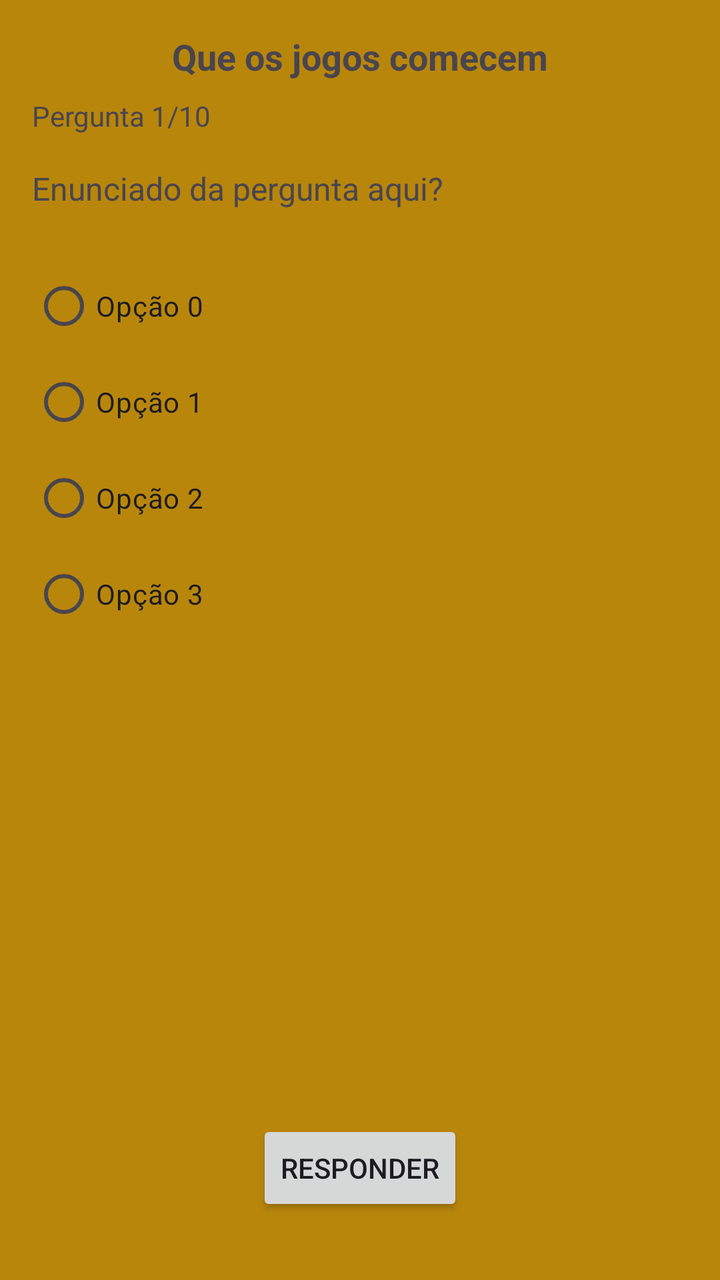
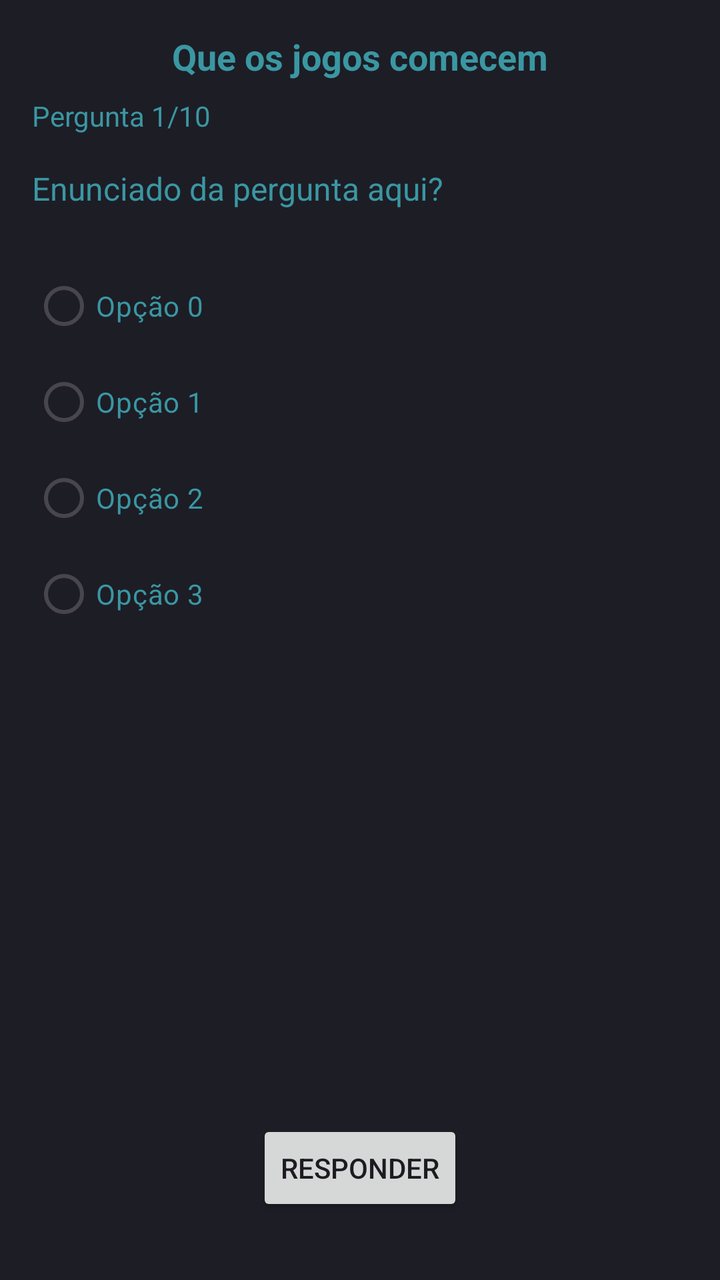

An Android layout rendered at two revisions. The XML below is the earlier revision; the diff shows what the commit changed to produce the second picture.
<!-- AndroidManifest.xml: application theme Theme.Pio -->
<!-- res/layout/activity_tela_quiz.xml -->
<?xml version="1.0" encoding="utf-8"?>
<androidx.constraintlayout.widget.ConstraintLayout xmlns:android="http://schemas.android.com/apk/res/android"
    xmlns:app="http://schemas.android.com/apk/res-auto"
    xmlns:tools="http://schemas.android.com/tools"
    android:id="@+id/main"
    android:background="#B8860B"
    android:layout_width="match_parent"
    android:layout_height="match_parent"
    tools:context=".Tela_Quiz">

    <TextView
        android:id="@+id/EditMenssagem"
        android:layout_width="0dp"
        android:layout_height="wrap_content"
        android:layout_margin="16dp"
        android:text="Que os jogos comecem"
        android:textSize="18sp"
        android:textStyle="bold"
        android:gravity="center"
        app:layout_constraintEnd_toEndOf="parent"
        app:layout_constraintStart_toStartOf="parent"
        app:layout_constraintTop_toTopOf="parent" />

    <TextView
        android:id="@+id/EditContador"
        android:layout_width="wrap_content"
        android:layout_height="wrap_content"
        android:layout_marginTop="8dp"
        android:text="Pergunta 1/10"
        app:layout_constraintStart_toStartOf="@+id/EditMenssagem"
        app:layout_constraintTop_toBottomOf="@+id/EditMenssagem" />

    <TextView
        android:id="@+id/tvEnunciado"
        android:layout_width="0dp"
        android:layout_height="wrap_content"
        android:layout_marginTop="16dp"
        android:text="Enunciado da pergunta aqui?"
        android:textSize="16sp"
        app:layout_constraintEnd_toEndOf="parent"
        app:layout_constraintStart_toStartOf="@+id/EditContador"
        app:layout_constraintTop_toBottomOf="@+id/EditContador" />

    <RadioGroup
        android:id="@+id/radioGroup"
        android:layout_width="0dp"
        android:layout_height="wrap_content"
        android:layout_marginTop="24dp"
        app:layout_constraintEnd_toEndOf="parent"
        app:layout_constraintStart_toStartOf="@+id/tvEnunciado"
        app:layout_constraintTop_toBottomOf="@+id/tvEnunciado">

        <RadioButton
            android:id="@+id/rbOpcao0"
            android:layout_width="match_parent"
            android:layout_height="wrap_content"
            android:text="Opção 0" />

        <RadioButton
            android:id="@+id/rbOpcao1"
            android:layout_width="match_parent"
            android:layout_height="wrap_content"
            android:text="Opção 1" />

        <RadioButton
            android:id="@+id/rbOpcao2"
            android:layout_width="match_parent"
            android:layout_height="wrap_content"
            android:text="Opção 2" />

        <RadioButton
            android:id="@+id/rbOpcao3"
            android:layout_width="match_parent"
            android:layout_height="wrap_content"
            android:text="Opção 3" />
    </RadioGroup>

    <Button
        android:id="@+id/btnResponder"
        android:layout_width="wrap_content"
        android:layout_height="wrap_content"
        android:layout_marginBottom="32dp"
        android:text="Responder"
        app:layout_constraintBottom_toBottomOf="parent"
        app:layout_constraintEnd_toEndOf="parent"
        app:layout_constraintStart_toStartOf="parent" />

</androidx.constraintlayout.widget.ConstraintLayout>
<!-- resources referenced by this layout -->
<resources>
  <style name="Theme.Pio" parent="Base.Theme.Pio" />
  <style name="Base.Theme.Pio" parent="Theme.Material3.DayNight.NoActionBar">
          
          
      </style>
</resources>

<!-- the commit's change to res/layout/activity_tela_quiz.xml (unified diff, before → after) -->
@@ -3,9 +3,9 @@
     xmlns:app="http://schemas.android.com/apk/res-auto"
     xmlns:tools="http://schemas.android.com/tools"
     android:id="@+id/main"
-    android:background="#B8860B"
     android:layout_width="match_parent"
     android:layout_height="match_parent"
+    android:background="#1D1D26"
     tools:context=".Tela_Quiz">
 
     <TextView
@@ -13,10 +13,11 @@
         android:layout_width="0dp"
         android:layout_height="wrap_content"
         android:layout_margin="16dp"
+        android:gravity="center"
         android:text="Que os jogos comecem"
+        android:textColor="#3A97A2"
         android:textSize="18sp"
         android:textStyle="bold"
-        android:gravity="center"
         app:layout_constraintEnd_toEndOf="parent"
         app:layout_constraintStart_toStartOf="parent"
         app:layout_constraintTop_toTopOf="parent" />
@@ -27,6 +28,7 @@
         android:layout_height="wrap_content"
         android:layout_marginTop="8dp"
         android:text="Pergunta 1/10"
+        android:textColor="#3A97A2"
         app:layout_constraintStart_toStartOf="@+id/EditMenssagem"
         app:layout_constraintTop_toBottomOf="@+id/EditMenssagem" />
 
@@ -36,6 +38,7 @@
         android:layout_height="wrap_content"
         android:layout_marginTop="16dp"
         android:text="Enunciado da pergunta aqui?"
+        android:textColor="#3A97A2"
         android:textSize="16sp"
         app:layout_constraintEnd_toEndOf="parent"
         app:layout_constraintStart_toStartOf="@+id/EditContador"
@@ -54,25 +57,29 @@
             android:id="@+id/rbOpcao0"
             android:layout_width="match_parent"
             android:layout_height="wrap_content"
-            android:text="Opção 0" />
+            android:text="Opção 0"
+            android:textColor="#3A97A2" />
 
         <RadioButton
             android:id="@+id/rbOpcao1"
             android:layout_width="match_parent"
             android:layout_height="wrap_content"
-            android:text="Opção 1" />
+            android:text="Opção 1"
+            android:textColor="#3A97A2" />
 
         <RadioButton
             android:id="@+id/rbOpcao2"
             android:layout_width="match_parent"
             android:layout_height="wrap_content"
-            android:text="Opção 2" />
+            android:text="Opção 2"
+            android:textColor="#3A97A2" />
 
         <RadioButton
             android:id="@+id/rbOpcao3"
             android:layout_width="match_parent"
             android:layout_height="wrap_content"
-            android:text="Opção 3" />
+            android:text="Opção 3"
+            android:textColor="#3A97A2" />
     </RadioGroup>
 
     <Button
